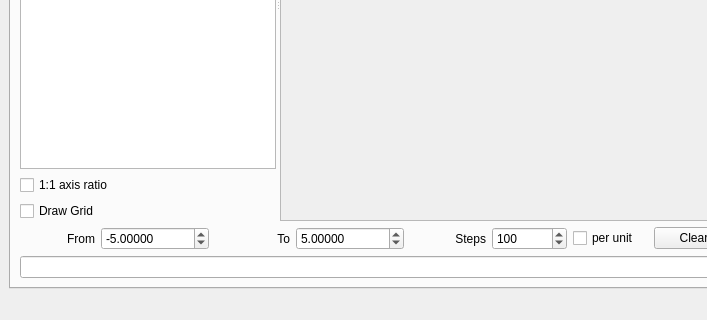
First picture: the form in AMaDiAUI.ui, repository AstusRush/AMaDiA, before the edit; both pictures show x 0 to 707 and y 314 to 634 of the 840 by 634 pixel window.
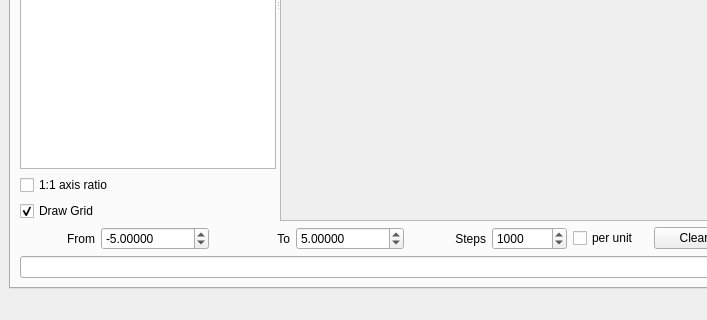
Second picture: the form after the edit. The open tabs and pages were chosen to show the change. Custom widgets are drawn as their Qt base class.

```diff
--- a/AMaDiAUI.ui
+++ b/AMaDiAUI.ui
@@ -263,6 +263,9 @@
                 <property name="text">
                  <string>Draw Grid</string>
                 </property>
+                <property name="checked">
+                 <bool>true</bool>
+                </property>
                </widget>
               </item>
              </layout>
@@ -334,7 +337,7 @@
              <number>100000</number>
             </property>
             <property name="value">
-             <number>100</number>
+             <number>1000</number>
             </property>
            </widget>
           </item>
```
